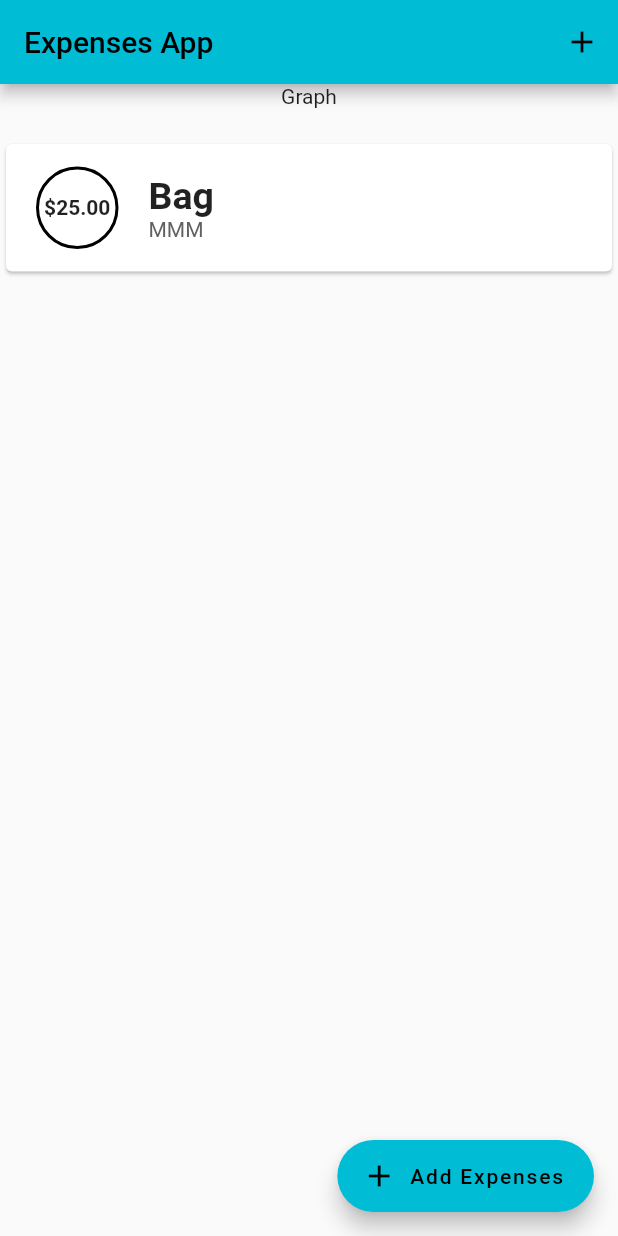
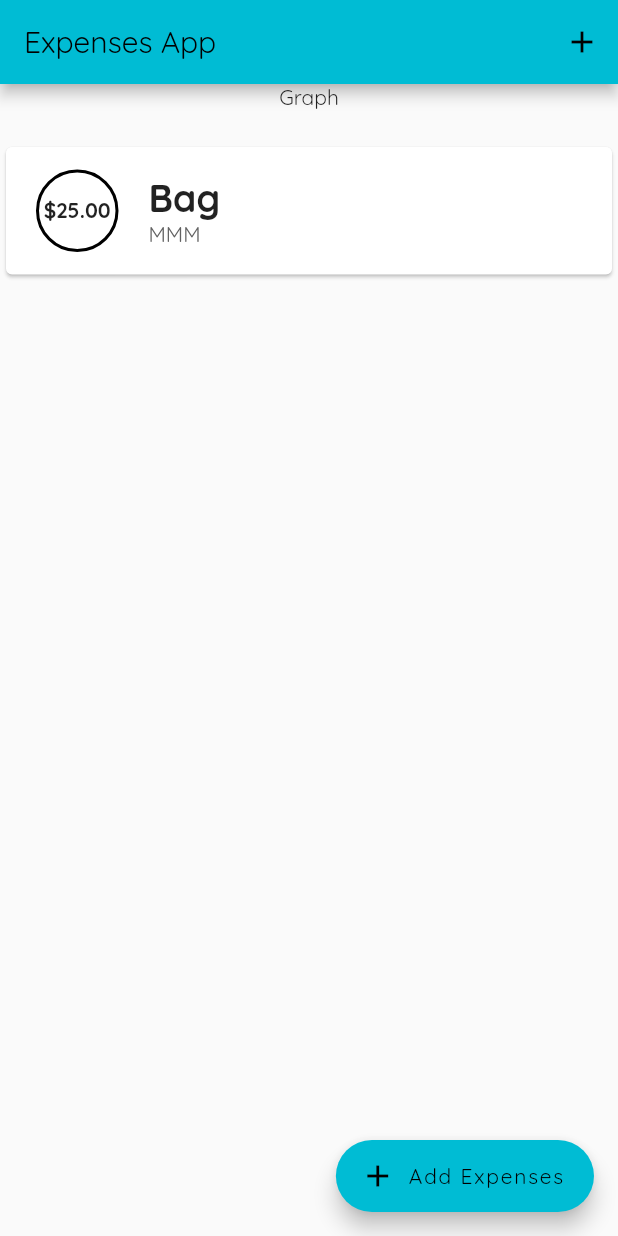
Before and after one commit to Thiruvikraman1998/personal_expenses, a Flutter app: the screen it shows after launch, on a phone screen of 412 x 824 dp. Run offline on Flutter 3.47's test engine with Material 2 defaults, Android fonts, the phone set to English and light mode, and no system bars; missing offline and left inert: dart:ffi.

Commit message:
Added custom fonts

```diff
--- a/personalexpensesapp/lib/main.dart
+++ b/personalexpensesapp/lib/main.dart
@@ -22,6 +22,23 @@ class ExpensesApp extends StatelessWidget {
     return MaterialApp(
       theme: ThemeData(
         primarySwatch: Colors.cyan,
+        fontFamily: "Quicksand",
+        // appBarTheme: AppBarTheme(
+        //     toolbarTextStyle: ThemeData.light()
+        //         .textTheme
+        //         .copyWith(
+        //           titleLarge: const TextStyle(
+        //             fontFamily: "OpenSans",
+        //           ),
+        //         )
+        //         .bodyMedium,
+        //     titleTextStyle: ThemeData.light()
+        //         .textTheme
+        //         .copyWith(
+        //           titleLarge: TextStyle(fontFamily: "OpenSans"),
+        //         )
+        //         .titleLarge),
+        // the above appbar theme is used if we want to add styles to only for the appbar alone in all oages.
       ),
       home: ExpensesView(),
     );
```
Also changed, not shown: personalexpensesapp/pubspec.yaml (+11 -6 lines), personalexpensesapp/assets/fonts/OpenSans-Bold.ttf (added), personalexpensesapp/assets/fonts/OpenSans-Regular.ttf (added), personalexpensesapp/assets/fonts/Quicksand-Bold.ttf (added), personalexpensesapp/assets/fonts/Quicksand-Light.ttf (added), personalexpensesapp/assets/fonts/Quicksand-Medium.ttf (added), personalexpensesapp/assets/fonts/Quicksand-Regular.ttf (added).
